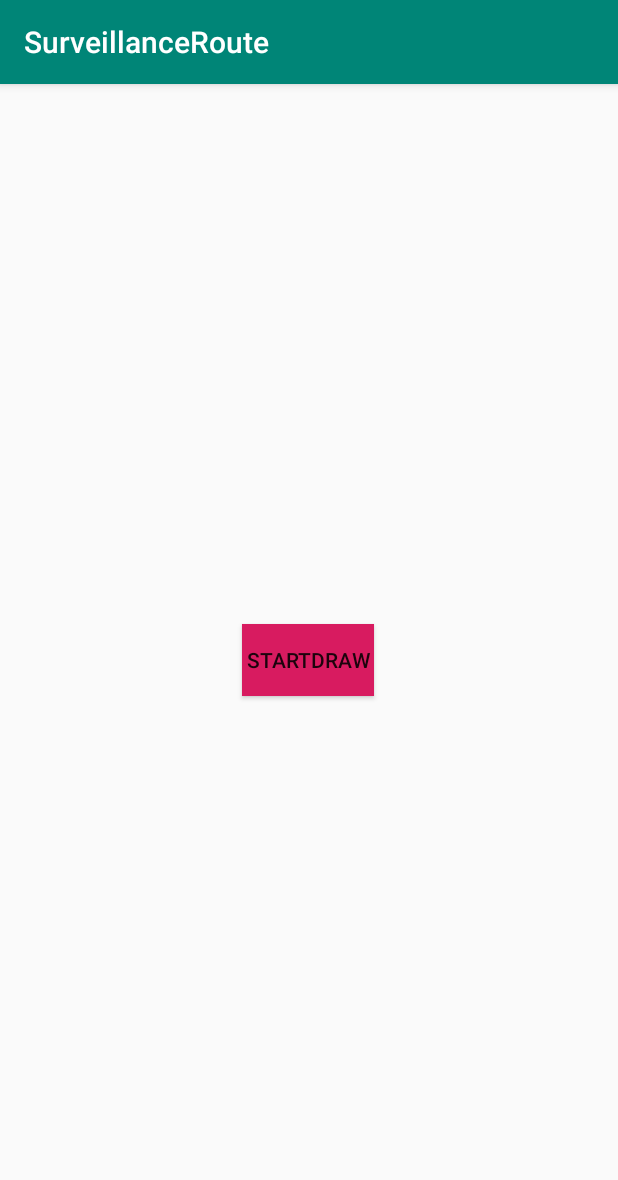
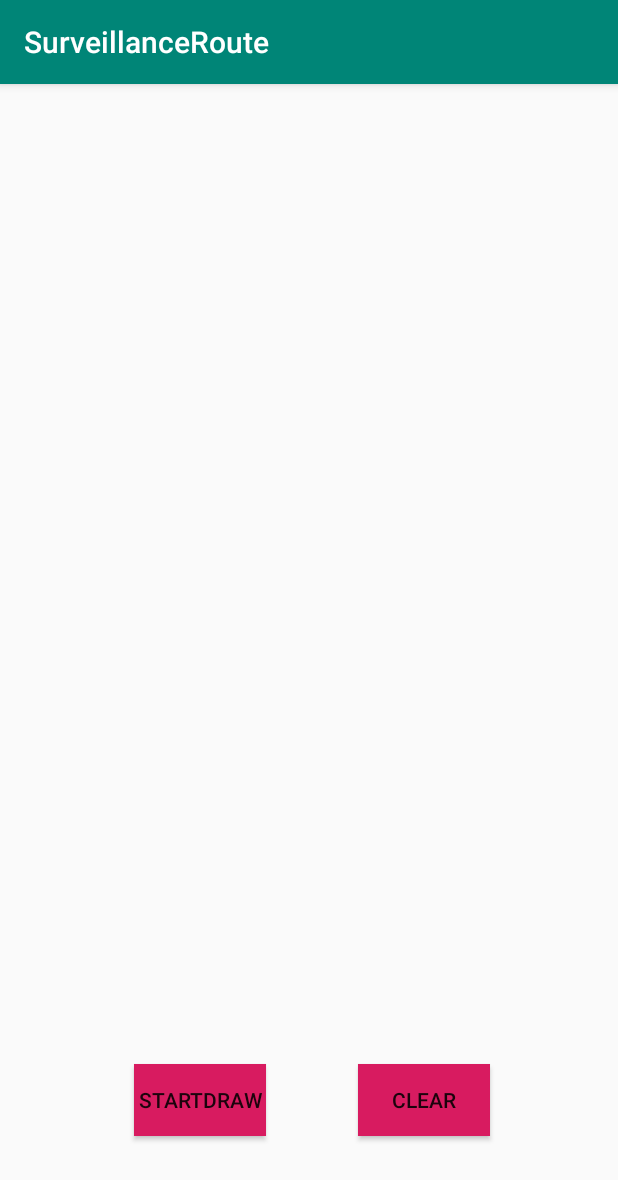
Before and after one commit to DIT112-V19/group-05, an Android app: the fragment DrawFragment placed in its activity, on a phone screen of 412 x 824 dp. Shown: the top 1180 px of the screen. Run offline under Robolectric (Android 15) with nearby library versions, the phone set to English and light mode, and no system bars.

Commit message:
Add canvasView
Add canvasView file
Updated fragment_draw.xml

```diff
--- /dev/null
+++ b/android/app/src/main/java/com/example/hajken/CanvasView.java
@@ -0,0 +1,106 @@
+package com.example.hajken;
+
+import android.content.Context;
+import android.graphics.Bitmap;
+import android.graphics.Canvas;
+import android.graphics.Color;
+import android.graphics.Paint;
+import android.graphics.Path;
+import android.util.AttributeSet;
+import android.view.MotionEvent;
+import android.view.View;
+
+public class CanvasView extends View {
+
+    public int width;
+    public int height;
+    private Bitmap mBitmap;
+    private Canvas mCanvas;
+    private Path mPath;
+    private Paint mPaint;
+    private float mX,mY;
+    private static final float TOLERANCE = 5; /// ???????
+    Context context;
+
+
+    public CanvasView(Context context, AttributeSet attributeSet){
+        super(context,attributeSet);
+        this.context = context;
+
+        mPath = new Path();
+        mPaint = new Paint();
+
+        mPaint.setAntiAlias(true); // ????
+        mPaint.setColor(Color.BLACK);
+        mPaint.setStyle(Paint.Style.STROKE);
+        mPaint.setStrokeJoin(Paint.Join.ROUND);
+        mPaint.setStrokeWidth(4f);
+    }
+
+    @Override
+    protected void onSizeChanged(int w, int h, int oldw, int oldh){
+        super.onSizeChanged(w,h,oldw,oldh);
+
+        mBitmap = Bitmap.createBitmap(w,h,Bitmap.Config.ARGB_8888);
+        mCanvas = new Canvas(mBitmap);
+    }
+
+    private void startTouch(float x, float y){
+        mPath.moveTo(x,y);
+        mX = x;
+        mY = y;
+    }
+
+    private void moveTouch(float x, float y){
+        float dx = Math.abs(x-mX);
+        float dy = Math.abs(y-mY);
+
+        if (dx >= TOLERANCE || dy >= TOLERANCE) { // kolla upp detta
+            mPath.quadTo(mX,mY,(x + mX) / 2,(y + mY) / 2); // kolla upp detta
+            mX = x;
+            mY = y;
+        }
+    }
+
+    public void clearCanvas(){
+        mPath.reset();
+        invalidate();
+    }
+
+    private void upTouch(){
+        mPath.lineTo(mX,mY);
+    }
+
+    @Override
+    public boolean onTouchEvent(MotionEvent event){
+        float x = event.getX();
+        float y = event.getY();
+
+        switch (event.getAction()){
+            case MotionEvent.ACTION_DOWN :
+                startTouch(x,y);
+                invalidate();
+                break;
+        }
+
+        switch (event.getAction()){
+            case MotionEvent.ACTION_MOVE :
+                moveTouch(x,y);
+                invalidate();
+                break;
+        }
+
+        switch (event.getAction()){
+            case MotionEvent.ACTION_UP :
+                upTouch();
+                invalidate();
+                break;
+        }
+        return true;
+    }
+
+    @Override
+    public void onDraw(Canvas canvas){
+
+    }
+}
--- a/android/app/src/main/java/com/example/hajken/CollectionFragment.java
+++ b/android/app/src/main/java/com/example/hajken/CollectionFragment.java
@@ -23,8 +23,8 @@ public class CollectionFragment extends Fragment implements View.OnClickListener
     private boolean vehicleOn = false;
 
     //Data for the vehicle routes
-    private final String circleRouteData = "F25F23";
-    private final String squareRouteData = "F25R25";
+    private final String circleRouteData = ""; // to be fixed
+    private final String squareRouteData = "<F*30*R*90*F*30*R*90*F*30*R*90*F*30*R*90>";
     private String input;
 
     //Changes the input to users choice
--- a/android/app/src/main/java/com/example/hajken/DrawFragment.java
+++ b/android/app/src/main/java/com/example/hajken/DrawFragment.java
@@ -16,6 +16,8 @@ public class DrawFragment extends Fragment implements View.OnClickListener {
     private InterfaceMainActivity interfaceMainActivity;
 
     private Button startDrawButton;
+    private Button clearButton;
+    private CanvasView canvasView;
 
     //occurs after onAttach
     @Override
@@ -30,13 +32,16 @@ public class DrawFragment extends Fragment implements View.OnClickListener {
     public View onCreateView(@NonNull LayoutInflater inflater, @Nullable ViewGroup container, @Nullable Bundle savedInstanceState) {
         View view = inflater.inflate(R.layout.fragment_draw,container,false);
 
-        //Creates the buttons, list and image of the collFragment
+        //Creates the buttons and canvasView
         startDrawButton = view.findViewById(R.id.start_draw_button);
-
-        //Enables functions to buttons
-        startDrawButton.setOnClickListener(this);
+        clearButton = view.findViewById(R.id.clear_draw_button);
+        canvasView = view.findViewById(R.id.canvasView);
 
         return view;
+    }
+
+    public void clearCanvas(View view){
+        canvasView.clearCanvas();
     }
 
     //calls before onCreate, used to instantiate the interface
--- a/android/app/src/main/res/layout/fragment_draw.xml
+++ b/android/app/src/main/res/layout/fragment_draw.xml
@@ -2,6 +2,7 @@
 <android.support.constraint.ConstraintLayout
     xmlns:android="http://schemas.android.com/apk/res/android"
     xmlns:app="http://schemas.android.com/apk/res-auto"
+    xmlns:tools="http://schemas.android.com/tools"
     android:layout_width="match_parent"
     android:layout_height="match_parent">
 
@@ -11,12 +12,43 @@
         android:layout_height="wrap_content"
         android:layout_marginTop="8dp"
         android:layout_marginBottom="8dp"
+        android:background="@color/button_active"
         android:text="@string/start_draw_button"
-        android:background="@color/button_active"
         app:layout_constraintBottom_toBottomOf="parent"
         app:layout_constraintEnd_toEndOf="parent"
-        app:layout_constraintHorizontal_bias="0.498"
+        app:layout_constraintHorizontal_bias="0.275"
         app:layout_constraintStart_toStartOf="parent"
-        app:layout_constraintTop_toTopOf="parent" />
+        app:layout_constraintTop_toTopOf="parent"
+        app:layout_constraintVertical_bias="0.917" />
+
+    <Button
+        android:id="@+id/clear_draw_button"
+        android:layout_width="wrap_content"
+        android:layout_height="wrap_content"
+        android:layout_marginTop="8dp"
+        android:layout_marginBottom="8dp"
+        android:background="@color/button_active"
+        android:text="@string/clear_draw_button"
+        app:layout_constraintBottom_toBottomOf="parent"
+        app:layout_constraintEnd_toEndOf="parent"
+        app:layout_constraintHorizontal_bias="0.736"
+        app:layout_constraintStart_toStartOf="parent"
+        app:layout_constraintTop_toTopOf="parent"
+        app:layout_constraintVertical_bias="0.917" />
+
+    <com.example.hajken.CanvasView
+        android:id="@+id/canvasView"
+        android:layout_width="324dp"
+        android:layout_height="269dp"
+        android:layout_marginStart="8dp"
+        android:layout_marginTop="8dp"
+        android:layout_marginEnd="8dp"
+        android:layout_marginBottom="8dp"
+        app:layout_constraintBottom_toBottomOf="parent"
+        app:layout_constraintEnd_toEndOf="parent"
+        app:layout_constraintHorizontal_bias="0.492"
+        app:layout_constraintStart_toStartOf="parent"
+        app:layout_constraintTop_toTopOf="parent"
+        app:layout_constraintVertical_bias="0.381" />
 
 </android.support.constraint.ConstraintLayout>
--- a/android/app/src/main/res/values/strings.xml
+++ b/android/app/src/main/res/values/strings.xml
@@ -18,6 +18,7 @@
     <string name="collection_button">collection</string>
     <string name="start_draw_button">StartDraw</string>
     <string name="stop_vehicle_button">Stop Vehicle</string>
+    <string name="clear_draw_button">Clear</string>
 
     <!--Images-->
     <string name="bluetooth_symbol_description">Bluetooth</string>
```
